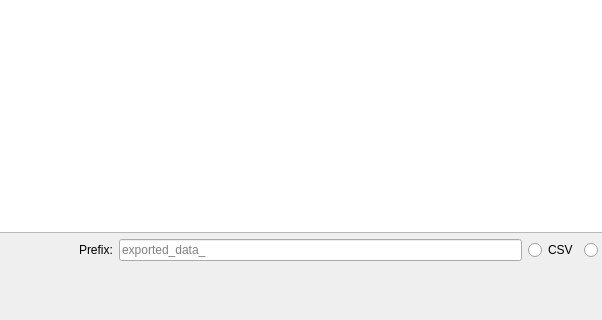
Before: the Qt Designer form plotjuggler_plugins/ToolboxCSV/toolbox_csv.ui in facontidavide/PlotJuggler, drawn with Qt 5; both pictures show x 471 to 1073 and y 364 to 684 of the 1229 by 684 pixel window.
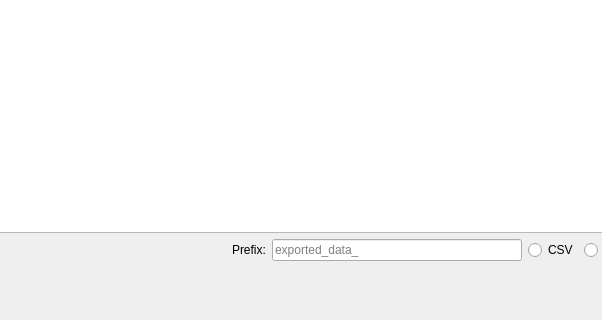
After: the same form once the commit is applied. Custom widgets are drawn as their Qt base class.

Diff of the .ui file:
```diff
--- a/plotjuggler_plugins/ToolboxCSV/toolbox_csv.ui
+++ b/plotjuggler_plugins/ToolboxCSV/toolbox_csv.ui
@@ -241,6 +241,12 @@
           </item>
           <item>
            <widget class="QLineEdit" name="lineEditPrefix">
+            <property name="maximumSize">
+             <size>
+              <width>250</width>
+              <height>16777215</height>
+             </size>
+            </property>
             <property name="text">
              <string/>
             </property>
```
Left out of the diff: 4 changed lines with no effect on the pictures.
